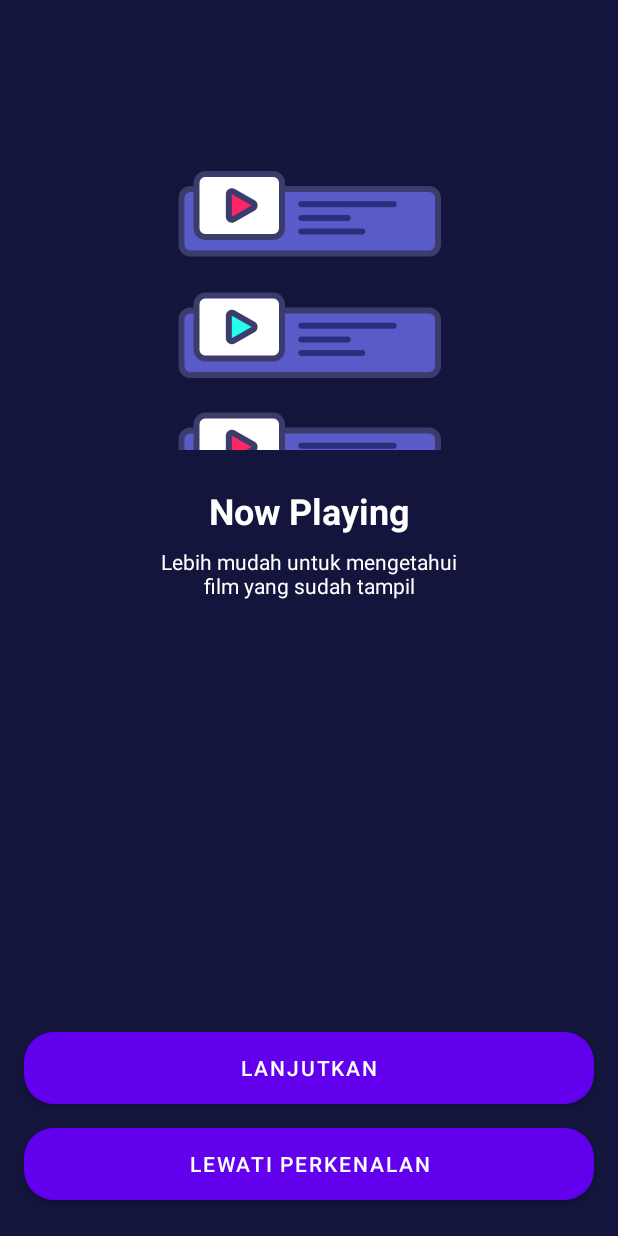
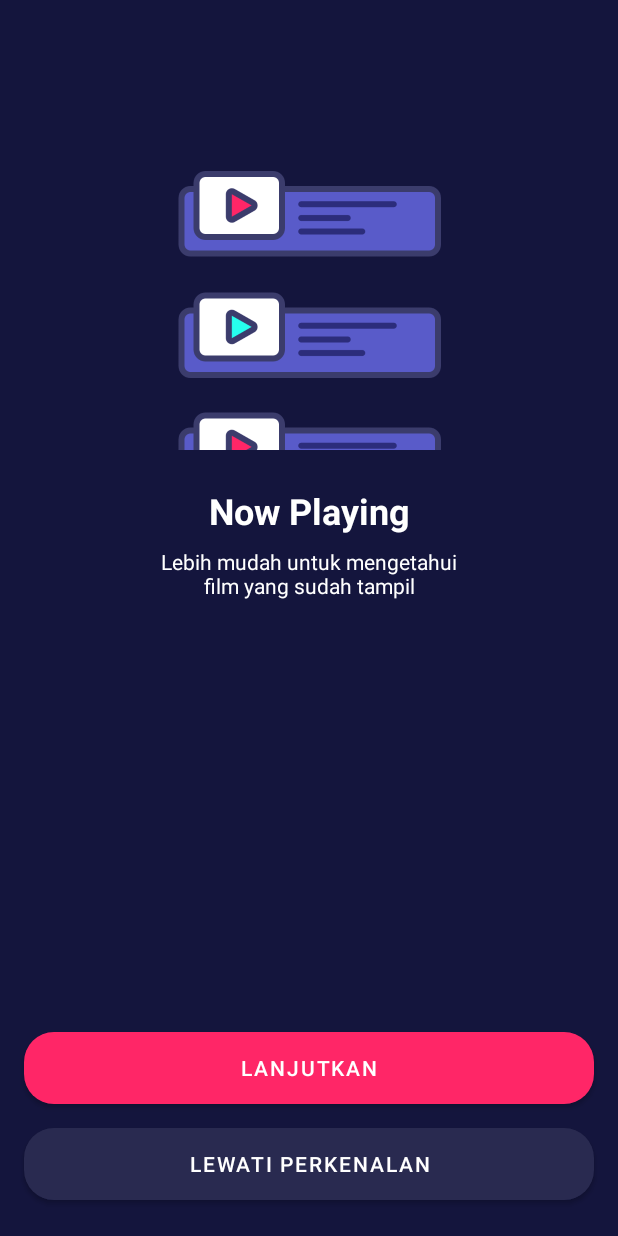
Before and after one commit to 007AxelBerkati/MyMovie, an Android app: the layout activity_onboarding_one.xml on its own in the app's theme, with its tools: preview values and no code run, on a phone screen of 412 x 824 dp. Run offline under Robolectric (Android 15) with nearby library versions, the phone set to English and light mode, and no system bars.

Commit message:
fixing : background color button

```diff
--- a/app/src/main/res/layout/activity_onboarding_one.xml
+++ b/app/src/main/res/layout/activity_onboarding_one.xml
@@ -20,6 +20,8 @@
         app:layout_constraintBottom_toBottomOf="parent"
         app:layout_constraintEnd_toEndOf="parent"
         app:layout_constraintHorizontal_bias="0.0"
+        app:backgroundTint="@color/colorBlueGrey"
+
         app:layout_constraintStart_toStartOf="parent" />
 
     <Button
@@ -34,6 +36,8 @@
         android:text="@string/lanjutkan"
         app:layout_constraintBottom_toTopOf="@+id/button"
         app:layout_constraintEnd_toEndOf="parent"
+        app:backgroundTint="@color/colorPink"
+
         app:layout_constraintStart_toStartOf="parent" />
 
     <ImageView
--- a/app/src/main/res/layout/activity_onboarding_three.xml
+++ b/app/src/main/res/layout/activity_onboarding_three.xml
@@ -20,6 +20,7 @@
         app:layout_constraintBottom_toBottomOf="parent"
         app:layout_constraintEnd_toEndOf="parent"
         app:layout_constraintHorizontal_bias="0.0"
+        app:backgroundTint="@color/colorPink"
         app:layout_constraintStart_toStartOf="parent" />
 
     <ImageView
--- a/app/src/main/res/layout/activity_onboarding_two.xml
+++ b/app/src/main/res/layout/activity_onboarding_two.xml
@@ -20,6 +20,8 @@
         app:layout_constraintBottom_toBottomOf="parent"
         app:layout_constraintEnd_toEndOf="parent"
         app:layout_constraintHorizontal_bias="0.0"
+        app:backgroundTint="@color/colorBlueGrey"
+
         app:layout_constraintStart_toStartOf="parent" />
 
     <Button
@@ -34,6 +36,7 @@
         android:text="@string/lanjutkan"
         app:layout_constraintBottom_toTopOf="@+id/button"
         app:layout_constraintEnd_toEndOf="parent"
+        app:backgroundTint="@color/colorPink"
         app:layout_constraintStart_toStartOf="parent" />
 
     <ImageView
```
